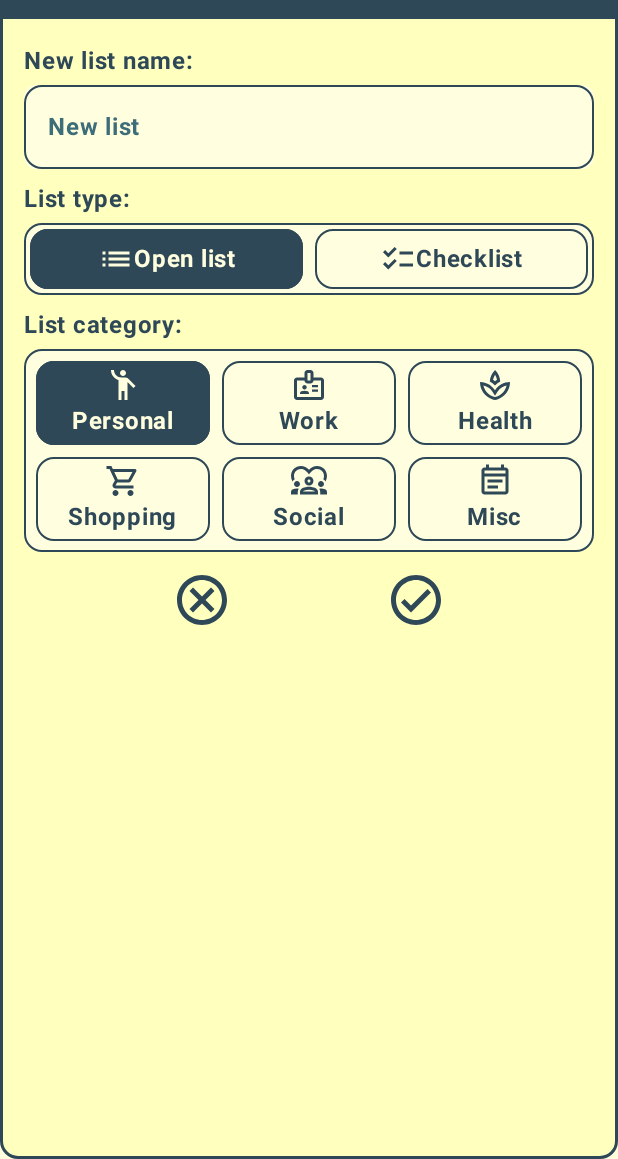
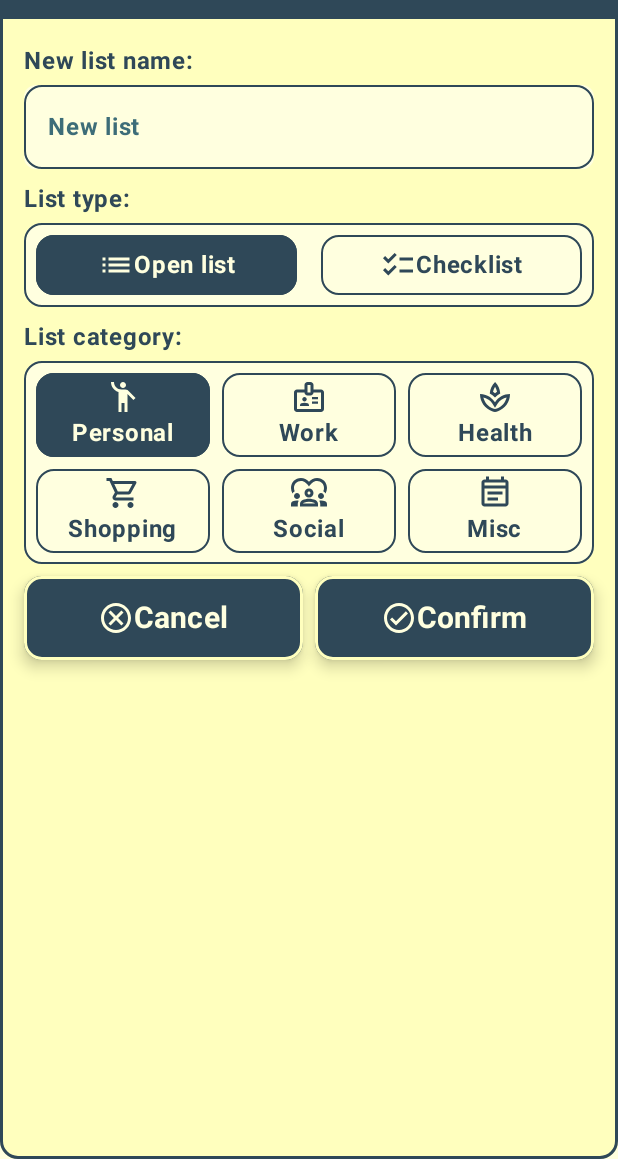
Before and after one commit to mariorobertofortunato/Versalist, an Android app built with Jetpack Compose: the screen it shows after launch (MainActivity), after a tap on "New list", on a phone screen of 412 x 824 dp, the part 77-1236 px from its top. Run offline under Robolectric (Android 15) with nearby library versions, the phone set to English and light mode, and no system bars; our stand-ins replace Dagger/Hilt's generated code, Room's generated code, livedata-compose.

Commit message:
Version Update 2.3.1 (14) revamped the add list/item layout

```diff
--- a/app/build.gradle
+++ b/app/build.gradle
@@ -14,8 +14,8 @@ android {
         applicationId "com.evenclose.versalistpro"
         minSdk 28
         targetSdk 34
-        versionCode 13
-        versionName "2.3.0"
+        versionCode 14
+        versionName "2.3.1"
 
         testInstrumentationRunner "androidx.test.runner.AndroidJUnitRunner"
         vectorDrawables {
--- a/app/src/main/java/com/evenclose/versalistpro/data/model/ListCategory.kt
+++ b/app/src/main/java/com/evenclose/versalistpro/data/model/ListCategory.kt
@@ -6,5 +6,5 @@ object ListCategory {
     const val HEALTH = "Health"
     const val SHOPPING = "Shopping"
     const val SOCIAL = "Social"
-    const val GENERIC = "Misc"
+    const val MISC = "Misc"
 }
--- a/app/src/main/java/com/evenclose/versalistpro/presentation/composables/MainListItem.kt
+++ b/app/src/main/java/com/evenclose/versalistpro/presentation/composables/MainListItem.kt
@@ -97,7 +97,7 @@ fun MainListItem(
             ListCategory.SOCIAL -> {
                 Icons.Outlined.Diversity1
             }
-            ListCategory.GENERIC -> {
+            ListCategory.MISC -> {
                 Icons.Outlined.EventNote
             }
             else -> {
--- a/app/src/main/java/com/evenclose/versalistpro/presentation/screens/main/MainScreen.kt
+++ b/app/src/main/java/com/evenclose/versalistpro/presentation/screens/main/MainScreen.kt
@@ -1,6 +1,7 @@
 package com.evenclose.versalistpro.presentation.screens.main
 
 import androidx.compose.animation.AnimatedVisibility
+import androidx.compose.animation.core.tween
 import androidx.compose.animation.fadeIn
 import androidx.compose.animation.fadeOut
 import androidx.compose.animation.slideInVertically
@@ -41,7 +42,6 @@ import androidx.compose.material.icons.outlined.Spa
 import androidx.compose.material3.Divider
 import androidx.compose.material3.FloatingActionButton
 import androidx.compose.material3.Icon
-import androidx.compose.material3.IconButton
 import androidx.compose.material3.Scaffold
 import androidx.compose.material3.Text
 import androidx.compose.material3.TextField
@@ -57,7 +57,6 @@ import androidx.compose.ui.Alignment
 import androidx.compose.ui.Alignment.Companion.CenterHorizontally
 import androidx.compose.ui.Modifier
 import androidx.compose.ui.draw.clip
-import androidx.compose.ui.draw.shadow
 import androidx.compose.ui.focus.FocusRequester
 import androidx.compose.ui.focus.focusRequester
 import androidx.compose.ui.text.TextStyle
@@ -67,8 +66,8 @@ import androidx.compose.ui.unit.dp
 import androidx.compose.ui.unit.sp
 import androidx.hilt.navigation.compose.hiltViewModel
 import androidx.navigation.NavController
-import com.evenclose.versalistpro.data.model.ListCategory.GENERIC
 import com.evenclose.versalistpro.data.model.ListCategory.HEALTH
+import com.evenclose.versalistpro.data.model.ListCategory.MISC
 import com.evenclose.versalistpro.data.model.ListCategory.PERSONAL
 import com.evenclose.versalistpro.data.model.ListCategory.SHOPPING
 import com.evenclose.versalistpro.data.model.ListCategory.SOCIAL
@@ -98,14 +97,20 @@ fun MainScreen(
     var errorTextVisibility by remember { mutableStateOf(false) }
     val focusRequester = remember { FocusRequester() }
     val listTypeOptions = listOf("Open list", "Checklist")
-    val (selectedListTypeOption, onListTypeOptionSelected) = remember { mutableStateOf(listTypeOptions[0]) }
+    val (selectedListTypeOption, onListTypeOptionSelected) = remember {
+        mutableStateOf(
+            listTypeOptions[0]
+        )
+    }
     val listCategoryOptions = listOf("Personal", "Work", "Health", "Shopping", "Social", "Misc")
-    val (selectedListCategoryOption, onListCategoryOptionSelected) = remember { mutableStateOf(listCategoryOptions[0]) }
+    val (selectedListCategoryOption, onListCategoryOptionSelected) = remember {
+        mutableStateOf(
+            listCategoryOptions[0]
+        )
+    }
 
     /** lazyColumn */
     val listState = rememberLazyListState(0)
-
-
 
 
     // We fetch the main list at the start of the screen.
@@ -143,8 +148,6 @@ fun MainScreen(
         bottomBar = {
             AnimatedVisibility(
                 visible = !newListFormVisibility,
-                enter = slideInVertically() + fadeIn(),
-                exit = slideOutVertically() + fadeOut(),
                 modifier = Modifier
                     .padding(start = 2.dp, end = 2.dp, bottom = 2.dp)
                     .background(
@@ -308,6 +311,8 @@ fun MainScreen(
                         /** Error Text */
                         AnimatedVisibility(
                             visible = errorTextVisibility,
+                            enter = slideInVertically(animationSpec = tween(100)) + fadeIn(),
+                            exit = slideOutVertically (animationSpec = tween(100)) + fadeOut()
                         ) {
                             Text(
                                 text = "Please enter a name for the list",
@@ -341,7 +346,7 @@ fun MainScreen(
                                     horizontalArrangement = Arrangement.Center,
                                     verticalAlignment = Alignment.CenterVertically,
                                     modifier = Modifier
-                                        .padding(4.dp)
+                                        .padding(8.dp)
                                         .border(
                                             width = 1.dp,
                                             color = secondary,
@@ -440,21 +445,27 @@ fun MainScreen(
                                             PERSONAL -> {
                                                 Icons.Outlined.EmojiPeople
                                             }
+
                                             WORK -> {
                                                 Icons.Outlined.Badge
                                             }
+
                                             HEALTH -> {
                                                 Icons.Outlined.Spa
                                             }
+
                                             SHOPPING -> {
                                                 Icons.Outlined.ShoppingCart
                                             }
+
                                             SOCIAL -> {
                                                 Icons.Outlined.Diversity1
                                             }
-                                            GENERIC -> {
+
+                                            MISC -> {
                                                 Icons.Outlined.EventNote
                                             }
+
                                             else -> {
                                                 Icons.Outlined.List
                                             }
@@ -478,26 +489,51 @@ fun MainScreen(
                         /** Confirm/Cancel Icon Group */
                         Row(
                             verticalAlignment = Alignment.CenterVertically,
-                            horizontalArrangement = Arrangement.SpaceEvenly,
+                            horizontalArrangement = Arrangement.SpaceBetween,
                             modifier = Modifier
                                 .fillMaxWidth()
                                 .padding(top = 8.dp, bottom = 4.dp)
                         ) {
-                            IconButton(
+                            FloatingActionButton(
+                                containerColor = secondary,
+                                contentColor = onDark,
+                                shape = RoundedCornerShape(12.dp),
+                                modifier = Modifier
+                                    .weight(1f)
+                                    .padding(end = 4.dp)
+                                    .border(2.dp, primary, RoundedCornerShape(12.dp)),
                                 onClick = {
                                     newListFormVisibility = false
                                     newListValue = ""
                                 }
                             ) {
+                                Row(
+                                    horizontalArrangement = Arrangement.SpaceBetween,
+                                    verticalAlignment = Alignment.CenterVertically,
+                                ) {
                                     Icon(
                                         imageVector = Icons.Outlined.Cancel,
                                         contentDescription = "Cancel Icon",
-                                    tint = onLight,
-                                    // As these icon serves as the main way to accept and cancel the input we want them to be as big as the container
-                                    modifier = Modifier.fillMaxSize(1f)
+                                        tint = onDark,
+                                        modifier = Modifier
+                                            .padding(vertical = 12.dp)
+                                    )
+                                    Text(
+                                        text = "Cancel",
+                                        color = onDark,
+                                        fontWeight = FontWeight.Bold,
+                                        fontSize = 20.sp
                                     )
                                 }
-                            IconButton(
+                            }
+                            FloatingActionButton(
+                                containerColor = secondary,
+                                contentColor = onDark,
+                                shape = RoundedCornerShape(12.dp),
+                                modifier = Modifier
+                                    .weight(1f)
+                                    .padding(start = 4.dp)
+                                    .border(2.dp, primary, RoundedCornerShape(12.dp)),
                                 onClick = {
                                     if (newListValue != "") {
                                         listViewModel.addNewList(
@@ -512,12 +548,22 @@ fun MainScreen(
                                     }
                                 }
                             ) {
+                                Row(
+                                    horizontalArrangement = Arrangement.SpaceBetween,
+                                    verticalAlignment = Alignment.CenterVertically,
+                                ) {
                                     Icon(
                                         imageVector = Icons.Outlined.CheckCircle,
                                         contentDescription = "Ok Icon",
-                                    tint = onLight,
-                                    // As these icon serves as the main way to accept and cancel the input we want them to be as big as the container
-                                    modifier = Modifier.fillMaxSize(1f)
+                                        tint = onDark,
+                                        modifier = Modifier
+                                            .padding(vertical = 12.dp)
+                                    )
+                                    Text(
+                                        text = "Confirm",
+                                        color = onDark,
+                                        fontWeight = FontWeight.Bold,
+                                        fontSize = 20.sp
                                     )
                                 }
                             }
@@ -527,3 +573,4 @@ fun MainScreen(
             }
         }
     }
+}
```
Also changed, not shown: app/src/main/java/com/evenclose/versalistpro/presentation/screens/list/ListScreen.kt (+54 -19 lines). Lines whose indentation alone changed are shown as unchanged.
